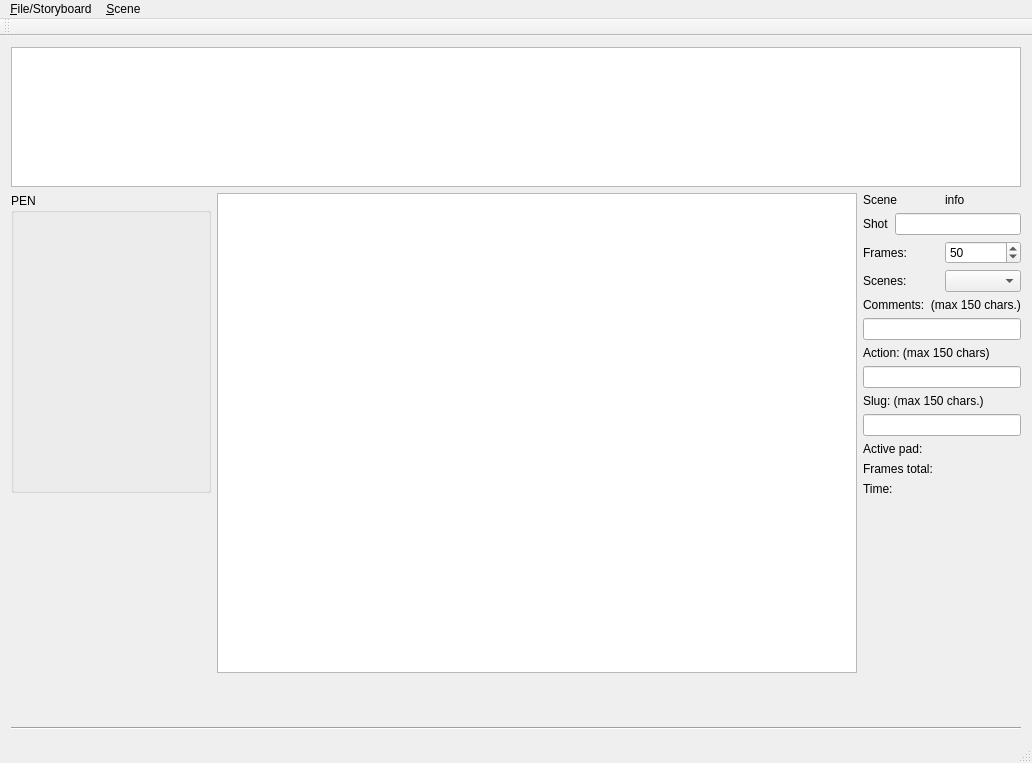
Above: mainwindow.ui from davidlamhauge/dastoryboard before the change. Below: the same form after it.
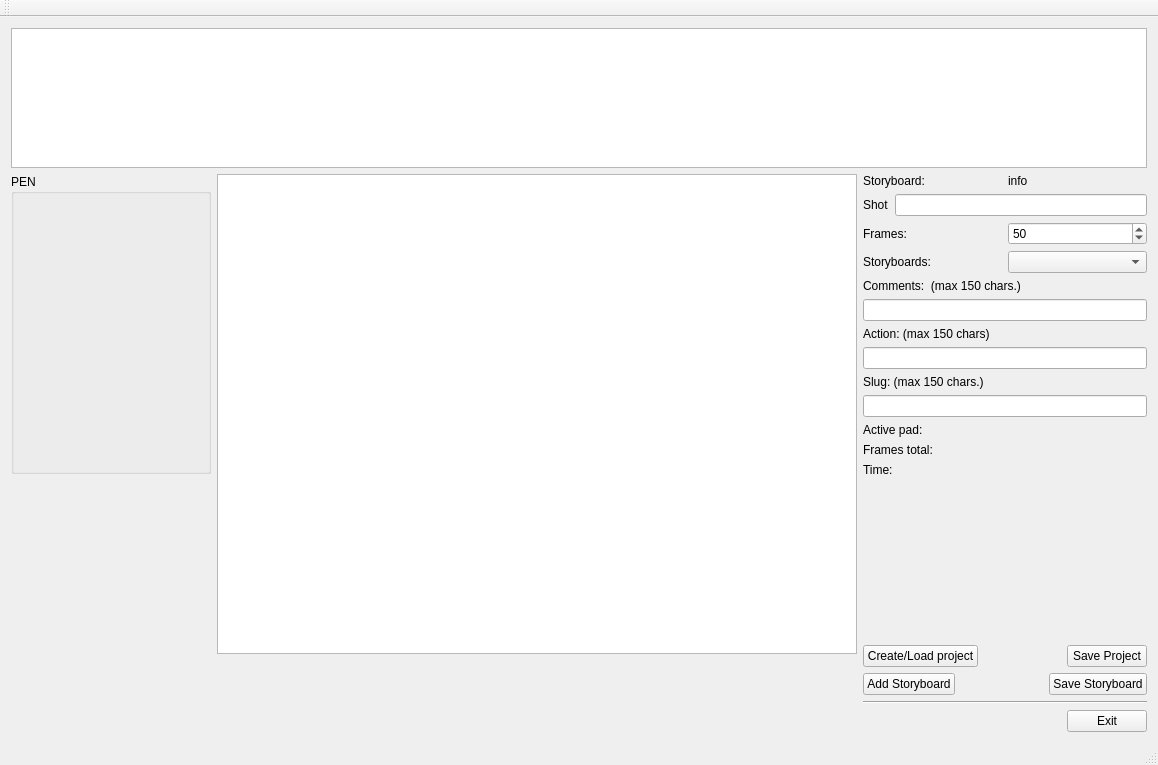
That is the form after the change. Icons and pictures are not drawn.

Commit message: Startup works. Loading project and storyboard

The edit to the form file:
```diff
--- a/mainwindow.ui
+++ b/mainwindow.ui
@@ -6,12 +6,12 @@
    <rect>
     <x>0</x>
     <y>0</y>
-    <width>1031</width>
-    <height>763</height>
+    <width>1158</width>
+    <height>765</height>
    </rect>
   </property>
   <property name="sizePolicy">
-   <sizepolicy hsizetype="MinimumExpanding" vsizetype="MinimumExpanding">
+   <sizepolicy hsizetype="Minimum" vsizetype="Minimum">
     <horstretch>0</horstretch>
     <verstretch>0</verstretch>
    </sizepolicy>
@@ -24,7 +24,7 @@
     <normaloff>icon.png</normaloff>icon.png</iconset>
   </property>
   <widget class="QWidget" name="centralWidget">
-   <layout class="QVBoxLayout" name="verticalLayout_6">
+   <layout class="QVBoxLayout" name="verticalLayout_7">
     <item>
      <widget class="QGraphicsView" name="gvStoryboard">
       <property name="sizePolicy">
@@ -48,7 +48,7 @@
      </widget>
     </item>
     <item>
-     <layout class="QHBoxLayout" name="horizontalLayout_5">
+     <layout class="QHBoxLayout" name="horizontalLayout_8">
       <item>
        <layout class="QVBoxLayout" name="verticalLayout_5">
         <item>
@@ -116,7 +116,7 @@
        </layout>
       </item>
       <item>
-       <layout class="QVBoxLayout" name="verticalLayout_3">
+       <layout class="QVBoxLayout" name="verticalLayout_6">
         <item>
          <layout class="QVBoxLayout" name="verticalLayout_2">
           <item>
@@ -124,7 +124,7 @@
             <item>
              <widget class="QLabel" name="labScene">
               <property name="text">
-               <string>Scene</string>
+               <string>Storyboard:</string>
               </property>
              </widget>
             </item>
@@ -184,7 +184,7 @@
             <item>
              <widget class="QLabel" name="labScenes">
               <property name="text">
-               <string>Scenes:</string>
+               <string>Storyboards:</string>
               </property>
              </widget>
             </item>
@@ -288,29 +288,119 @@
          </layout>
         </item>
         <item>
-         <spacer name="verticalSpacer">
-          <property name="orientation">
-           <enum>Qt::Vertical</enum>
-          </property>
-          <property name="sizeHint" stdset="0">
-           <size>
-            <width>20</width>
-            <height>40</height>
-           </size>
-          </property>
-         </spacer>
+         <layout class="QVBoxLayout" name="verticalLayout_3">
+          <item>
+           <spacer name="verticalSpacer">
+            <property name="orientation">
+             <enum>Qt::Vertical</enum>
+            </property>
+            <property name="sizeHint" stdset="0">
+             <size>
+              <width>20</width>
+              <height>40</height>
+             </size>
+            </property>
+           </spacer>
+          </item>
+          <item>
+           <layout class="QHBoxLayout" name="horizontalLayout_5">
+            <item>
+             <widget class="QPushButton" name="btnLoad">
+              <property name="text">
+               <string>Create/Load project</string>
+              </property>
+             </widget>
+            </item>
+            <item>
+             <spacer name="horizontalSpacer_2">
+              <property name="orientation">
+               <enum>Qt::Horizontal</enum>
+              </property>
+              <property name="sizeHint" stdset="0">
+               <size>
+                <width>40</width>
+                <height>20</height>
+               </size>
+              </property>
+             </spacer>
+            </item>
+            <item>
+             <widget class="QPushButton" name="btnSaveProject">
+              <property name="text">
+               <string>Save Project</string>
+              </property>
+             </widget>
+            </item>
+           </layout>
+          </item>
+          <item>
+           <layout class="QHBoxLayout" name="horizontalLayout_7">
+            <item>
+             <widget class="QPushButton" name="btnAddStoryboard">
+              <property name="text">
+               <string>Add Storyboard</string>
+              </property>
+             </widget>
+            </item>
+            <item>
+             <spacer name="horizontalSpacer_3">
+              <property name="orientation">
+               <enum>Qt::Horizontal</enum>
+              </property>
+              <property name="sizeHint" stdset="0">
+               <size>
+                <width>40</width>
+                <height>20</height>
+               </size>
+              </property>
+             </spacer>
+            </item>
+            <item>
+             <widget class="QPushButton" name="btnSaveStoryboard">
+              <property name="text">
+               <string>Save Storyboard</string>
+              </property>
+             </widget>
+            </item>
+           </layout>
+          </item>
+          <item>
+           <widget class="Line" name="line">
+            <property name="orientation">
+             <enum>Qt::Horizontal</enum>
+            </property>
+           </widget>
+          </item>
+          <item>
+           <layout class="QHBoxLayout" name="horizontalLayout_6">
+            <item>
+             <spacer name="horizontalSpacer">
+              <property name="orientation">
+               <enum>Qt::Horizontal</enum>
+              </property>
+              <property name="sizeHint" stdset="0">
+               <size>
+                <width>40</width>
+                <height>20</height>
+               </size>
+              </property>
+             </spacer>
+            </item>
+            <item>
+             <widget class="QPushButton" name="btnExit">
+              <property name="text">
+               <string>Exit</string>
+              </property>
+             </widget>
+            </item>
+           </layout>
+          </item>
+         </layout>
         </item>
        </layout>
       </item>
      </layout>
     </item>
-    <item>
-     <widget class="Line" name="line_3">
-      <property name="orientation">
-       <enum>Qt::Horizontal</enum>
-      </property>
-     </widget>
-    </item>
    </layout>
   </widget>
   <widget class="QMenuBar" name="menuBar">
@@ -318,27 +408,10 @@
     <rect>
      <x>0</x>
      <y>0</y>
-     <width>1031</width>
-     <height>21</height>
+     <width>1158</width>
+     <height>26</height>
     </rect>
    </property>
-   <widget class="QMenu" name="menu_File">
-    <property name="title">
-     <string>&amp;File/Storyboard</string>
-    </property>
-    <addaction name="separator"/>
-    <addaction name="actionNew_Storyboard"/>
-    <addaction name="actionSave_Storyboard"/>
-   </widget>
-   <widget class="QMenu" name="menuScene">
-    <property name="title">
-     <string>&amp;Scene</string>
-    </property>
-    <addaction name="actionNew_Scene"/>
-    <addaction name="actionSave_Scene"/>
-   </widget>
-   <addaction name="menu_File"/>
-   <addaction name="menuScene"/>
   </widget>
   <widget class="QToolBar" name="mainToolBar">
    <property name="sizePolicy">
```
Left out of the diff: 40 changed lines with no effect on the pictures. The commit also changes 6 other files.
